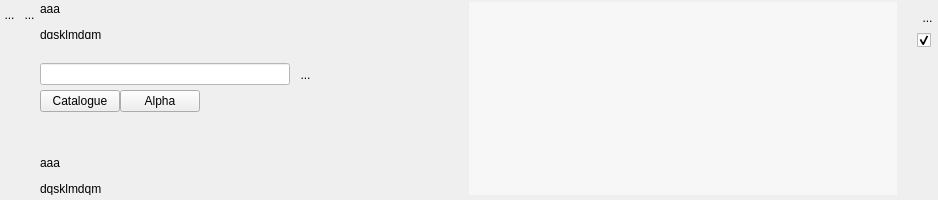
Qt form UiQT5/desWidgetPlusieursInto.ui (SalomePlatform/eficas_tools) before a commit.
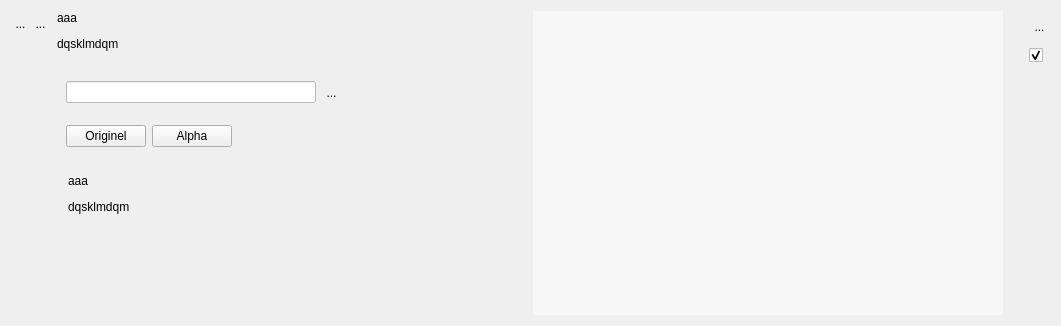
The same form after that commit. Icons and pictures are not drawn. Custom widgets are drawn as their Qt base class.

```diff
--- a/UiQT5/desWidgetPlusieursInto.ui
+++ b/UiQT5/desWidgetPlusieursInto.ui
@@ -6,8 +6,8 @@
    <rect>
     <x>0</x>
     <y>0</y>
-    <width>938</width>
-    <height>200</height>
+    <width>1061</width>
+    <height>326</height>
    </rect>
   </property>
   <property name="sizePolicy">
@@ -26,21 +26,6 @@
    <string>Form</string>
   </property>
   <layout class="QHBoxLayout" name="horizontalLayout_2">
-   <property name="spacing">
-    <number>0</number>
-   </property>
-   <property name="leftMargin">
-    <number>0</number>
-   </property>
-   <property name="topMargin">
-    <number>2</number>
-   </property>
-   <property name="rightMargin">
-    <number>0</number>
-   </property>
-   <property name="bottomMargin">
-    <number>5</number>
-   </property>
    <item>
     <layout class="QVBoxLayout" name="verticalLayout_2">
      <property name="spacing">
@@ -145,7 +130,7 @@
     </layout>
    </item>
    <item>
-    <layout class="QVBoxLayout" name="verticalLayout_3">
+    <layout class="QVBoxLayout" name="verticalLayout_4">
      <item>
       <widget class="MonLabelClic" name="label">
        <property name="sizePolicy">
@@ -181,21 +166,26 @@
       </widget>
      </item>
      <item>
-      <spacer name="verticalSpacer_6">
-       <property name="orientation">
-        <enum>Qt::Vertical</enum>
+      <widget class="QFrame" name="frameRecherche">
+       <property name="minimumSize">
+        <size>
+         <width>0</width>
+         <height>111</height>
+        </size>
        </property>
-       <property name="sizeType">
-        <enum>QSizePolicy::Fixed</enum>
-       </property>
-       <property name="sizeHint" stdset="0">
+       <property name="maximumSize">
         <size>
-         <width>20</width>
-         <height>20</height>
+         <width>16777215</width>
+         <height>111</height>
         </size>
        </property>
-      </spacer>
-     </item>
+       <property name="frameShape">
+        <enum>QFrame::NoFrame</enum>
+       </property>
+       <property name="frameShadow">
+        <enum>QFrame::Raised</enum>
+       </property>
+       <layout class="QVBoxLayout" name="verticalLayout_3">
      <item>
       <layout class="QHBoxLayout" name="horizontalLayout_5">
        <property name="spacing">
@@ -299,7 +289,41 @@
       </layout>
      </item>
      <item>
-      <widget class="QScrollArea" name="scrollArea_2">
+         <layout class="QHBoxLayout" name="horizontalLayout_6">
+          <item>
+           <widget class="QPushButton" name="PBCata">
+            <property name="text">
+             <string>Originel</string>
+            </property>
+           </widget>
+          </item>
+          <item>
+           <widget class="QPushButton" name="PBAlpha">
+            <property name="text">
+             <string>Alpha</string>
+            </property>
+           </widget>
+          </item>
+          <item>
+           <spacer name="horizontalSpacer_7">
+            <property name="orientation">
+             <enum>Qt::Horizontal</enum>
+            </property>
+            <property name="sizeHint" stdset="0">
+             <size>
+              <width>40</width>
+              <height>20</height>
+             </size>
+            </property>
+           </spacer>
+          </item>
+         </layout>
+        </item>
+       </layout>
+      </widget>
+     </item>
+     <item>
+      <widget class="QScrollArea" name="scrollAreaCommentaire">
        <property name="sizePolicy">
         <sizepolicy hsizetype="Fixed" vsizetype="Expanding">
          <horstretch>0</horstretch>
@@ -333,7 +357,7 @@
           <x>0</x>
           <y>0</y>
           <width>300</width>
-          <height>92</height>
+          <height>127</height>
          </rect>
         </property>
         <layout class="QGridLayout" name="gridLayout_2">
@@ -344,37 +368,6 @@
           <number>0</number>
          </property>
          <item row="0" column="0">
-          <layout class="QHBoxLayout" name="horizontalLayout_6">
-           <item>
-            <widget class="QPushButton" name="PBCata">
-             <property name="text">
-              <string>Catalogue</string>
-             </property>
-            </widget>
-           </item>
-           <item>
-            <widget class="QPushButton" name="PBAlpha">
-             <property name="text">
-              <string>Alpha</string>
-             </property>
-            </widget>
-           </item>
-           <item>
-            <spacer name="horizontalSpacer_7">
-             <property name="orientation">
-              <enum>Qt::Horizontal</enum>
-             </property>
-             <property name="sizeHint" stdset="0">
-              <size>
-               <width>40</width>
-               <height>20</height>
-              </size>
-             </property>
-            </spacer>
-           </item>
-          </layout>
-         </item>
-         <item row="2" column="0">
           <widget class="QLabel" name="monCommentaireLabel">
            <property name="sizePolicy">
             <sizepolicy hsizetype="Fixed" vsizetype="Preferred">
@@ -408,19 +401,6 @@
            </property>
           </widget>
          </item>
-         <item row="1" column="0">
-          <spacer name="verticalSpacer_3">
-           <property name="orientation">
-            <enum>Qt::Vertical</enum>
-           </property>
-           <property name="sizeHint" stdset="0">
-            <size>
-             <width>20</width>
-             <height>40</height>
-            </size>
-           </property>
-          </spacer>
-         </item>
         </layout>
        </widget>
       </widget>
@@ -458,8 +438,8 @@
        <rect>
         <x>0</x>
         <y>0</y>
-        <width>424</width>
-        <height>193</height>
+        <width>465</width>
+        <height>308</height>
        </rect>
       </property>
       <property name="sizePolicy">
```
Lines whose indentation alone changed are shown as unchanged.
